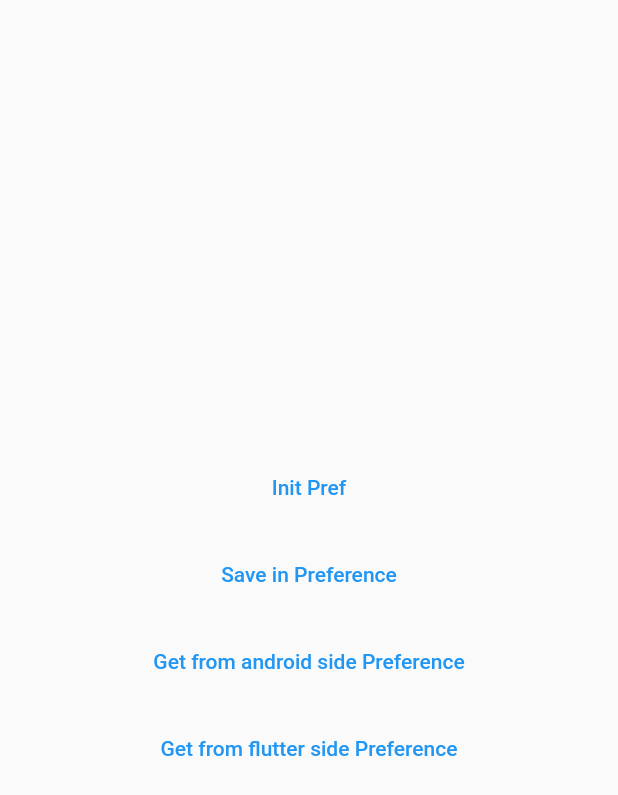
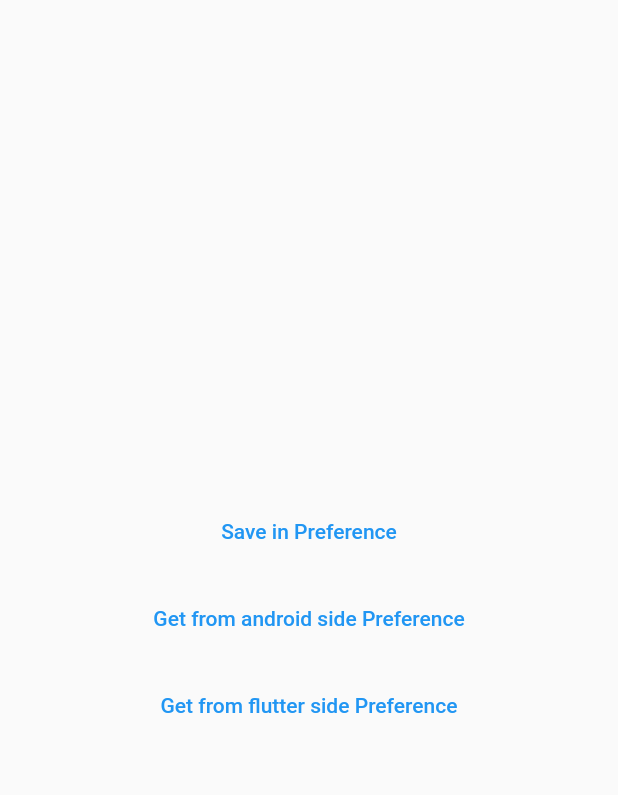
Before and after one commit to PanditKuldeep/Db_Communication_Flutter_And_Android, a Flutter app: the screen it shows after launch, after a tap on "Preferences Screen", on a phone screen of 412 x 824 dp. Shown: the top 795 px of the screen. Run offline on Flutter 3.47's test engine with Material 2 defaults, Android fonts, the phone set to English and light mode, and no system bars; our stand-ins replace floor, shared_preferences, sqflite; accounts and stored records are empty; generated files the repository leaves out were written again.

Commit message:
access pref from android

```diff
--- a/lib/main.dart
+++ b/lib/main.dart
@@ -5,7 +5,7 @@ import 'package:flutter/material.dart';
 
 void main() async {
   WidgetsFlutterBinding.ensureInitialized();
-  //await AppPreferences.getInstance();
+  await AppPreferences.getInstance();
   runApp(const MyApp());
 }
 
@@ -22,7 +22,7 @@ class MyApp extends StatelessWidget {
       ),
       routes: {
         '/database_screen': (BuildContext context) => AccessDatabase(),
-        '/pref_screen': (BuildContext context) => AccessPreference(),
+        '/pref_screen': (BuildContext context) => const AccessPreference(),
       },
       debugShowCheckedModeBanner: false,
       home: const MyHomePage(title: 'Flutter Demo Home Page'),
--- a/lib/pref_access.dart
+++ b/lib/pref_access.dart
@@ -1,12 +1,10 @@
 import 'package:android_native_flutter_db/preference/app_preferences.dart';
 import 'package:flutter/material.dart';
 import 'package:flutter/services.dart';
-import 'package:shared_preferences/shared_preferences.dart';
 
 class AccessPreference extends StatelessWidget {
-  SharedPreferences? preferences;
 
-  AccessPreference({Key? key}) : super(key: key);
+  const AccessPreference({Key? key}) : super(key: key);
 
   @override
   Widget build(BuildContext context) {
@@ -16,19 +14,9 @@ class AccessPreference extends StatelessWidget {
         mainAxisAlignment: MainAxisAlignment.center,
         children: [
           TextButton(
-            onPressed: () async {
-              preferences = await SharedPreferences.getInstance();
-            },
-            child: const Text('Init Pref'),
-          ),
-          const SizedBox(
-            height: 10,
-          ),
-          TextButton(
             onPressed: () {
-              // AppPreferences.setString(
-              //     AppPreferences.userName, "Kuldeep Pandit");
-              preferences?.setString('userName', 'Kuldeep Pandit');
+              AppPreferences.setString(
+                  AppPreferences.userName, "Kuldeep Pandit");
             },
             child: const Text('Save in Preference'),
           ),
@@ -42,8 +30,6 @@ class AccessPreference extends StatelessWidget {
                   print("FROM_ANDROID : $value");
                 },
               );
-              // print(
-              //     "Pref_Result ${AppPreferences.getString(AppPreferences.userName)}");
             },
             child: const Text('Get from android side Preference'),
           ),
@@ -52,10 +38,8 @@ class AccessPreference extends StatelessWidget {
           ),
           TextButton(
             onPressed: () {
-              // print(
-              //     "Pref_Result ${AppPreferences.getString(AppPreferences.userName)}");
               print(
-                  "FROM_FLUTTER ${preferences?.getString('userName')}");
+                  "FROM_FLUTTER ${AppPreferences.getString(AppPreferences.userName)}");
             },
             child: const Text('Get from flutter side Preference'),
           ),
--- a/lib/preference/app_preferences.dart
+++ b/lib/preference/app_preferences.dart
@@ -1,27 +1,13 @@
 import 'package:shared_preferences/shared_preferences.dart';
-import 'package:synchronized/synchronized.dart';
 
 class AppPreferences {
-  static late AppPreferences _appPreferences;
   static late SharedPreferences _prefs;
-  static final Lock _lock = Lock();
 
   AppPreferences._();
 
-  static Future<AppPreferences?> getInstance() async {
-    await _lock.synchronized(
-      () async {
-        var singleton = AppPreferences._();
-        await singleton._init();
-        _appPreferences = singleton;
-      },
-    );
-    return _appPreferences;
-  }
-
-  Future _init() async {
-    SharedPreferences.setMockInitialValues({});
+  static Future<SharedPreferences?> getInstance() async {
     _prefs = await SharedPreferences.getInstance();
+    return _prefs;
   }
 
   ///keys
```
Also changed, not shown: 1 other file.
